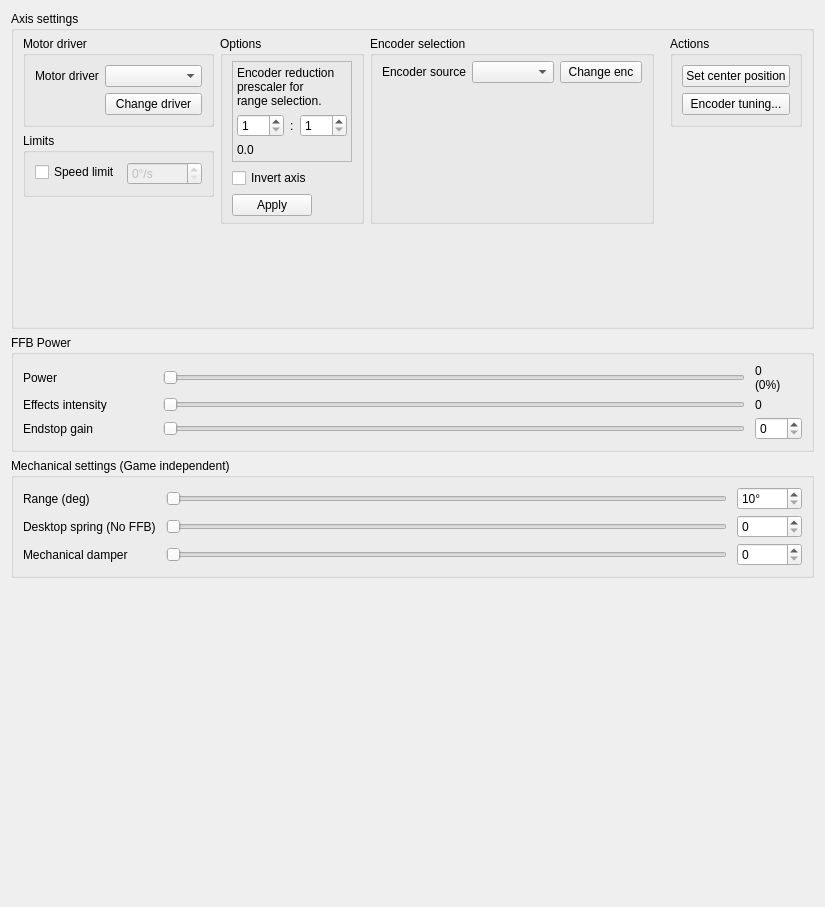
Before: the Qt Designer form res/axis_ui.ui in Ultrawipf/OpenFFBoard-configurator, drawn with Qt 5.
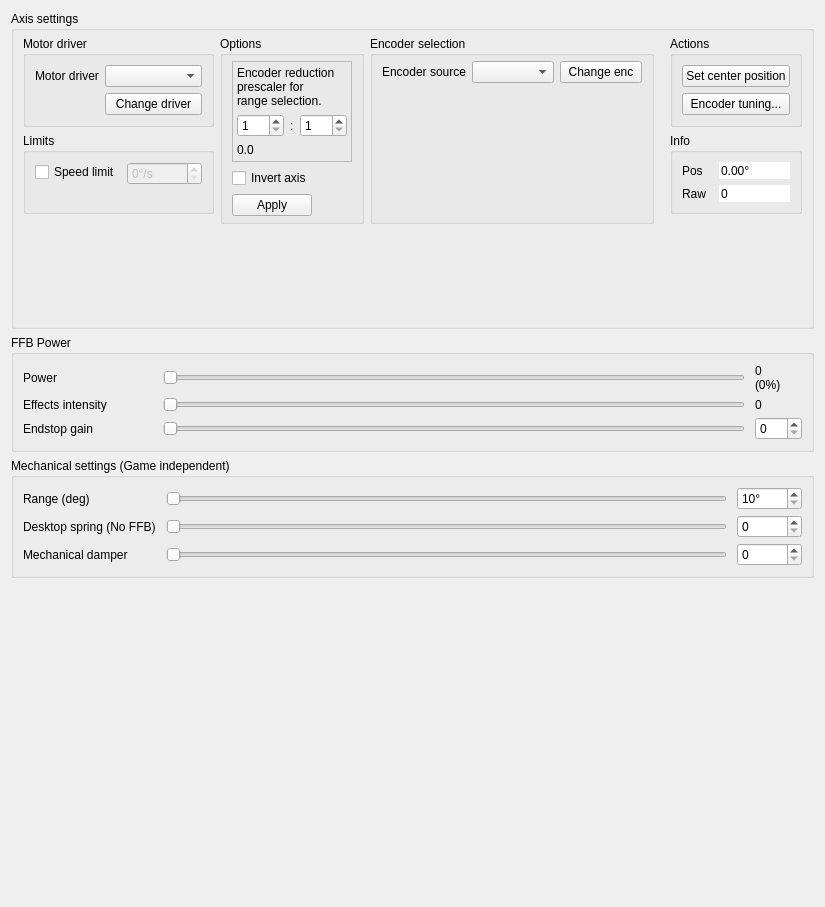
After: the same form once the commit is applied.

Commit message: Added axis position readout

```diff
--- a/res/axis_ui.ui
+++ b/res/axis_ui.ui
@@ -424,6 +424,88 @@
         </layout>
        </widget>
       </item>
+      <item row="1" column="4">
+       <widget class="QGroupBox" name="groupBox_6">
+        <property name="title">
+         <string>Info</string>
+        </property>
+        <layout class="QGridLayout" name="gridLayout_8">
+         <item row="0" column="1">
+          <widget class="QDoubleSpinBox" name="doubleSpinBox_curdeg">
+           <property name="enabled">
+            <bool>true</bool>
+           </property>
+           <property name="frame">
+            <bool>false</bool>
+           </property>
+           <property name="readOnly">
+            <bool>true</bool>
+           </property>
+           <property name="buttonSymbols">
+            <enum>QAbstractSpinBox::NoButtons</enum>
+           </property>
+           <property name="keyboardTracking">
+            <bool>false</bool>
+           </property>
+           <property name="prefix">
+            <string/>
+           </property>
+           <property name="suffix">
+            <string>°</string>
+           </property>
+           <property name="minimum">
+            <double>-9223372036854775808.000000000000000</double>
+           </property>
+           <property name="maximum">
+            <double>9223372036854775808.000000000000000</double>
+           </property>
+           <property name="value">
+            <double>0.000000000000000</double>
+           </property>
+          </widget>
+         </item>
+         <item row="0" column="0">
+          <widget class="QLabel" name="label_10">
+           <property name="text">
+            <string>Pos</string>
+           </property>
+          </widget>
+         </item>
+         <item row="1" column="1">
+          <widget class="QSpinBox" name="spinBox_curpos">
+           <property name="frame">
+            <bool>false</bool>
+           </property>
+           <property name="readOnly">
+            <bool>true</bool>
+           </property>
+           <property name="buttonSymbols">
+            <enum>QAbstractSpinBox::NoButtons</enum>
+           </property>
+           <property name="keyboardTracking">
+            <bool>false</bool>
+           </property>
+           <property name="minimum">
+            <number>-1999999999</number>
+           </property>
+           <property name="maximum">
+            <number>1999999999</number>
+           </property>
+           <property name="value">
+            <number>0</number>
+           </property>
+          </widget>
+         </item>
+         <item row="1" column="0">
+          <widget class="QLabel" name="label_11">
+           <property name="text">
+            <string>Raw</string>
+           </property>
+          </widget>
+         </item>
+        </layout>
+       </widget>
+      </item>
      </layout>
     </widget>
    </item>
```
The commit also changes 2 other files.
